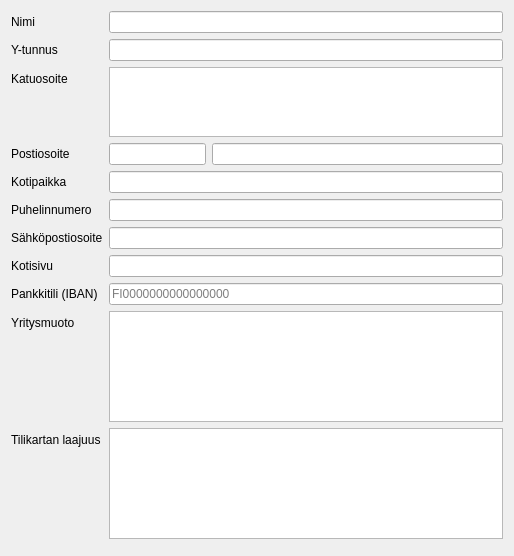
artoh/kitupiikki, file kitsas/uusikirjanpito/uusitiedot.ui: the form before one commit.
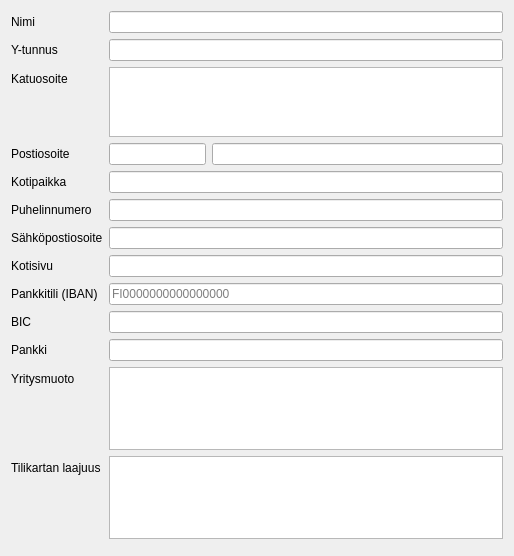
The form after the commit.

Commit message: BIC ja pankki määriteltävissä

```diff
--- a/kitsas/uusikirjanpito/uusitiedot.ui
+++ b/kitsas/uusikirjanpito/uusitiedot.ui
@@ -67,7 +67,7 @@
      </property>
     </widget>
    </item>
-   <item row="11" column="0">
+   <item row="13" column="0">
     <widget class="QLabel" name="muotoLabel">
      <property name="text">
       <string>Yritysmuoto</string>
@@ -77,10 +77,10 @@
      </property>
     </widget>
    </item>
-   <item row="11" column="1">
+   <item row="13" column="1">
     <widget class="QListWidget" name="muotoList"/>
    </item>
-   <item row="12" column="0">
+   <item row="14" column="0">
     <widget class="QLabel" name="label_4">
      <property name="text">
       <string>Tilikartan laajuus</string>
@@ -90,10 +90,10 @@
      </property>
     </widget>
    </item>
-   <item row="12" column="1">
+   <item row="14" column="1">
     <widget class="QListWidget" name="laajuusList"/>
    </item>
-   <item row="13" column="0">
+   <item row="15" column="0">
     <spacer name="verticalSpacer">
      <property name="orientation">
       <enum>Qt::Vertical</enum>
@@ -184,6 +184,26 @@
    <item row="7" column="1">
     <widget class="QLineEdit" name="puhelinEdit"/>
    </item>
+   <item row="11" column="0">
+    <widget class="QLabel" name="bicLabel">
+     <property name="text">
+      <string>BIC</string>
+     </property>
+    </widget>
+   </item>
+   <item row="12" column="0">
+    <widget class="QLabel" name="pankkiLabel">
+     <property name="text">
+      <string>Pankki</string>
+     </property>
+    </widget>
+   </item>
+   <item row="11" column="1">
+    <widget class="QLineEdit" name="bicEdit"/>
+   </item>
+   <item row="12" column="1">
+    <widget class="QLineEdit" name="pankkiEdit"/>
+   </item>
   </layout>
  </widget>
  <tabstops>
```
The commit also changes 9 other files.
